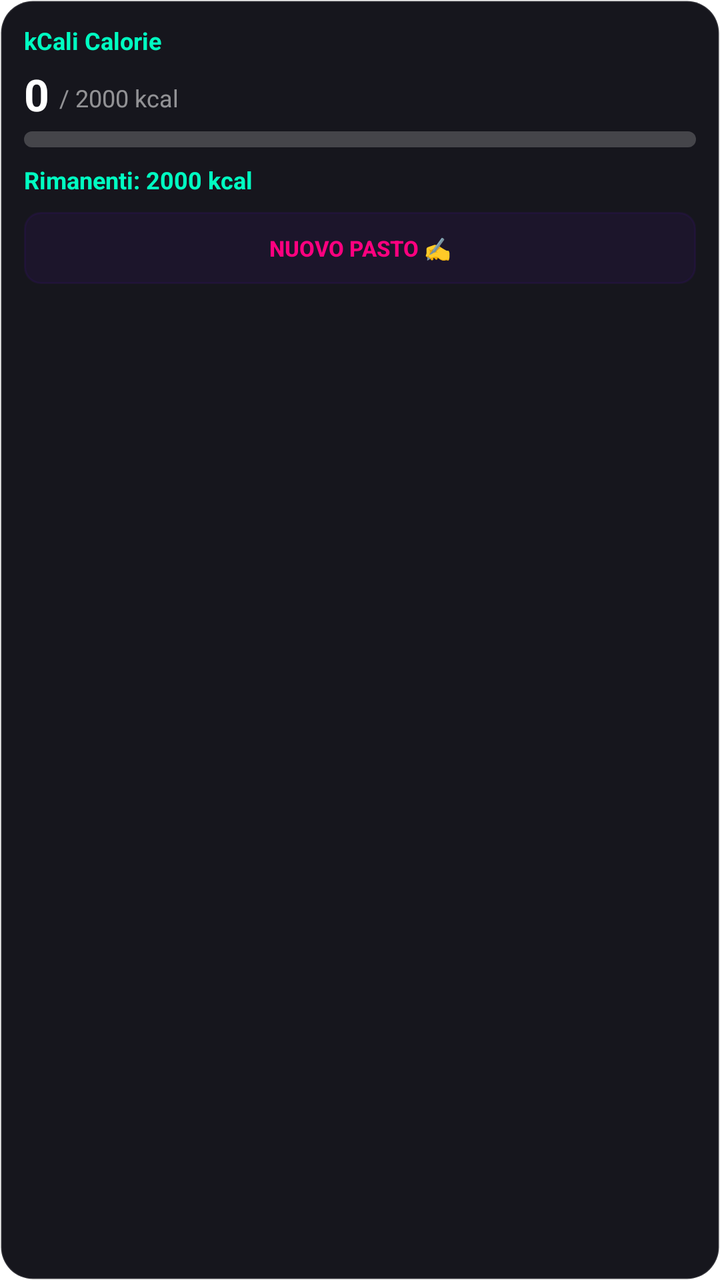
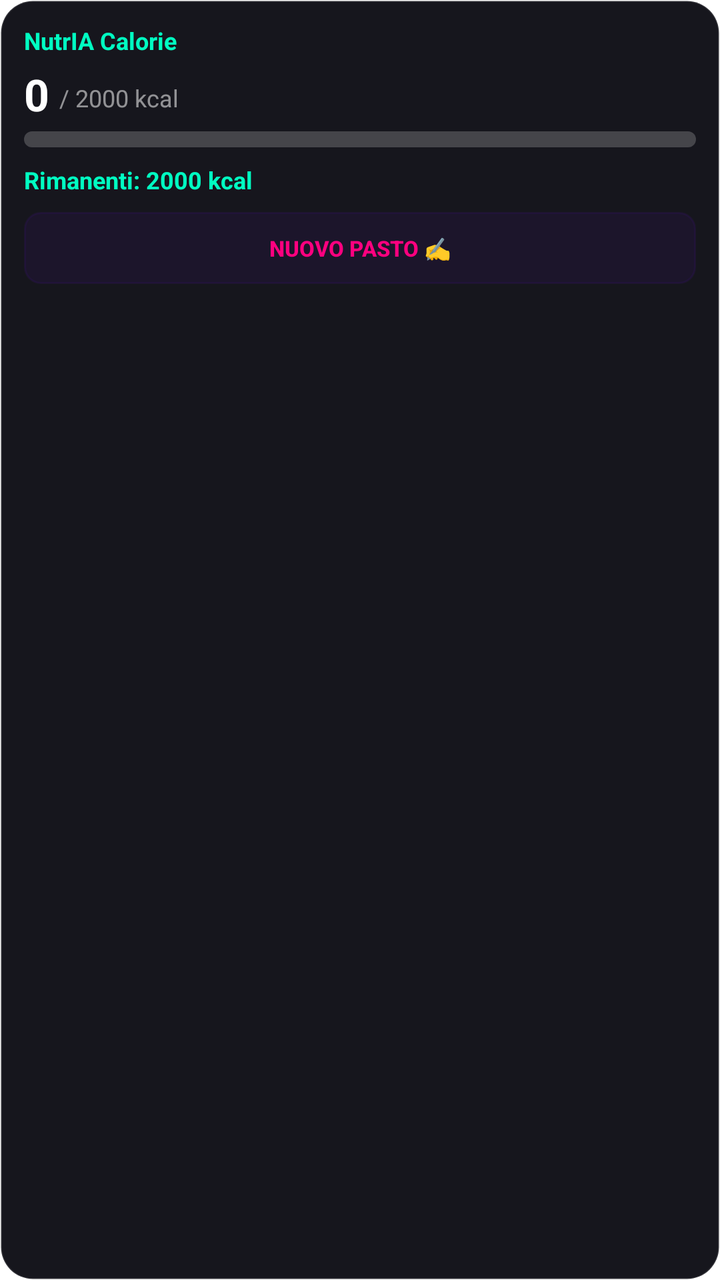

Two renders of the same Android screen: before a commit and after it. Below are the layout's source before the change and the commit's diff.
<!-- AndroidManifest.xml: fallback theme Theme.MaterialComponents.DayNight.NoActionBar -->
<!-- res/layout/kcal_calorie_widget.xml -->
<?xml version="1.0" encoding="utf-8"?>
<LinearLayout xmlns:android="http://schemas.android.com/apk/res/android"
    android:layout_width="match_parent"
    android:layout_height="match_parent"
    android:background="@drawable/widget_background"
    android:orientation="vertical"
    android:padding="12dp">

    
    <TextView
        android:layout_width="wrap_content"
        android:layout_height="wrap_content"
        android:text="kCali Calorie"
        android:textColor="#FF00FFC2"
        android:textSize="12sp"
        android:textStyle="bold"
        android:layout_marginBottom="4dp" />

    
    <LinearLayout
        android:layout_width="match_parent"
        android:layout_height="wrap_content"
        android:orientation="horizontal"
        android:gravity="bottom"
        android:layout_marginBottom="4dp">

        <TextView
            android:id="@+id/widget_cal_consumed"
            android:layout_width="wrap_content"
            android:layout_height="wrap_content"
            android:text="0"
            android:textColor="#FFFFFFFF"
            android:textSize="22sp"
            android:textStyle="bold" />

        <TextView
            android:id="@+id/widget_cal_goal"
            android:layout_width="wrap_content"
            android:layout_height="wrap_content"
            android:text=" / 2000 kcal"
            android:textColor="#88FFFFFF"
            android:textSize="12sp"
            android:layout_marginStart="2dp"
            android:layout_marginBottom="2dp" />
    </LinearLayout>

    
    <ProgressBar
        android:id="@+id/widget_cal_progress_bar"
        style="?android:attr/progressBarStyleHorizontal"
        android:layout_width="match_parent"
        android:layout_height="8dp"
        android:layout_marginBottom="8dp"
        android:max="100"
        android:progress="0"
        android:progressDrawable="@drawable/widget_progress" />

    
    <TextView
        android:id="@+id/widget_cal_remaining"
        android:layout_width="match_parent"
        android:layout_height="wrap_content"
        android:text="Rimanenti: 2000 kcal"
        android:textColor="#FF00FFC2"
        android:textSize="12sp"
        android:textStyle="bold"
        android:layout_marginBottom="8dp" />

    
    <Button
        android:id="@+id/btn_cal_action"
        style="?android:attr/borderlessButtonStyle"
        android:layout_width="match_parent"
        android:layout_height="36dp"
        android:background="@drawable/widget_btn_bg"
        android:text="Nuovo Pasto ✍️"
        android:textColor="#FFFF007F"
        android:textSize="11sp"
        android:textStyle="bold" />
</LinearLayout>
<!-- resources referenced by this layout -->
<resources>
  <!-- drawable widget_background (drawable) -->
  <?xml version="1.0" encoding="utf-8"?>
  <shape xmlns:android="http://schemas.android.com/apk/res/android">
      <solid android:color="#FF16161D" />
      <corners android:radius="16dp" />
      <stroke android:width="1dp" android:color="#22FFFFFF" />
  </shape>
  <!-- drawable widget_btn_bg (drawable) -->
  <?xml version="1.0" encoding="utf-8"?>
  <shape xmlns:android="http://schemas.android.com/apk/res/android">
      <solid android:color="#11FFFFFF" />
      <corners android:radius="8dp" />
      <stroke android:width="1dp" android:color="#15FFFFFF" />
  </shape>
  <!-- drawable widget_progress (drawable) -->
  <?xml version="1.0" encoding="utf-8"?>
  <layer-list xmlns:android="http://schemas.android.com/apk/res/android">
      <item android:id="@android:id/background">
          <shape>
              <corners android:radius="4dp" />
              <solid android:color="#33FFFFFF" />
          </shape>
      </item>
      <item android:id="@android:id/progress">
          <clip>
              <shape>
                  <corners android:radius="4dp" />
                  <solid android:color="#FF00FFC2" />
              </shape>
          </clip>
      </item>
  </layer-list>
</resources>

<!-- the commit's change to res/layout/kcal_calorie_widget.xml (unified diff, before → after) -->
@@ -10,7 +10,7 @@
     <TextView
         android:layout_width="wrap_content"
         android:layout_height="wrap_content"
-        android:text="kCali Calorie"
+        android:text="NutrIA Calorie"
         android:textColor="#FF00FFC2"
         android:textSize="12sp"
         android:textStyle="bold"
